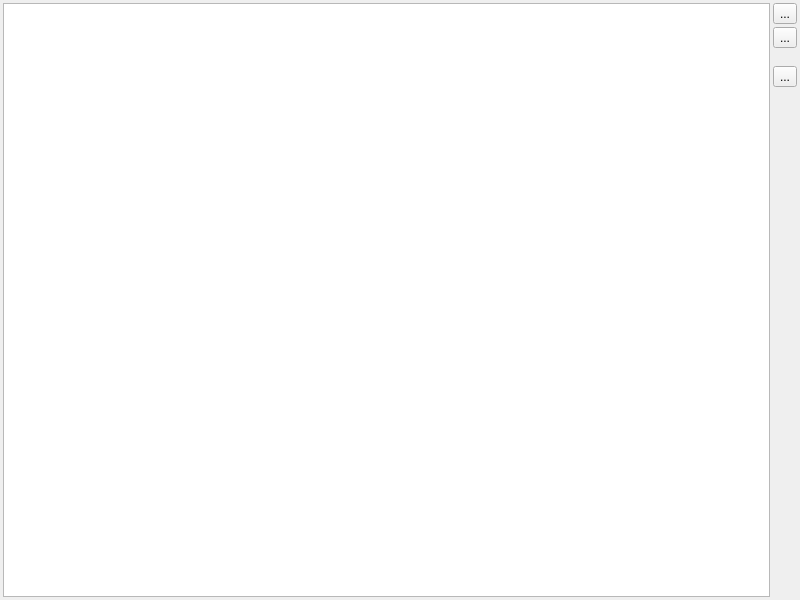
Before: the Qt Designer form src/GSvar/DBTableAdministration.ui in imgag/ngs-bits, drawn with Qt 5.
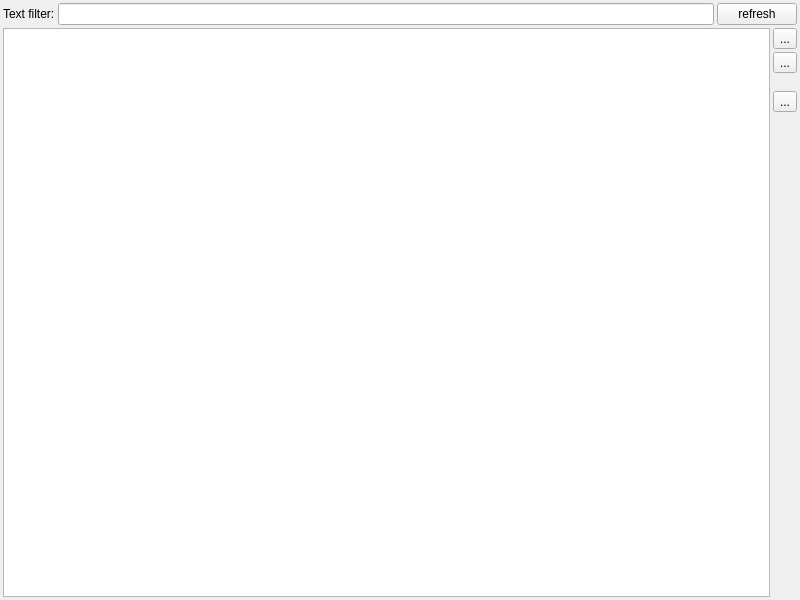
After: the same form once the commit is applied. Icons and pictures are not drawn. Custom widgets are drawn as their Qt base class.

Commit message: GSvar: finished NGSD administration section.

```diff
--- a/src/GSvar/DBTableAdministration.ui
+++ b/src/GSvar/DBTableAdministration.ui
@@ -19,10 +19,7 @@
   <property name="windowTitle">
    <string>Form</string>
   </property>
-  <layout class="QHBoxLayout" name="horizontalLayout">
-   <property name="spacing">
-    <number>3</number>
-   </property>
+  <layout class="QGridLayout" name="gridLayout">
    <property name="leftMargin">
     <number>3</number>
    </property>
@@ -35,10 +32,37 @@
    <property name="bottomMargin">
     <number>3</number>
    </property>
-   <item>
+   <property name="spacing">
+    <number>3</number>
+   </property>
+   <item row="0" column="0" colspan="2">
+    <layout class="QHBoxLayout" name="horizontalLayout">
+     <property name="spacing">
+      <number>3</number>
+     </property>
+     <item>
+      <widget class="QLabel" name="label">
+       <property name="text">
+        <string>Text filter:</string>
+       </property>
+      </widget>
+     </item>
+     <item>
+      <widget class="QLineEdit" name="text_filter"/>
+     </item>
+     <item>
+      <widget class="QPushButton" name="text_filter_btn">
+       <property name="text">
+        <string>refresh</string>
+       </property>
+      </widget>
+     </item>
+    </layout>
+   </item>
+   <item row="1" column="0">
     <widget class="DBTableWidget" name="table"/>
    </item>
-   <item>
+   <item row="1" column="1">
     <layout class="QVBoxLayout" name="verticalLayout">
      <property name="spacing">
       <number>3</number>
```
The commit also changes 6 other files.
